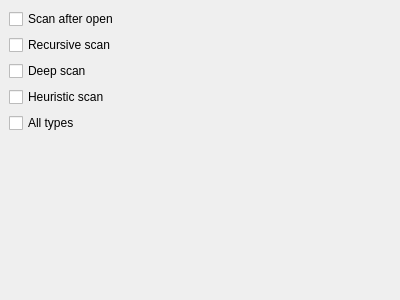
horsicq/StaticScan, file staticscanoptionswidget.ui: the form before one commit.
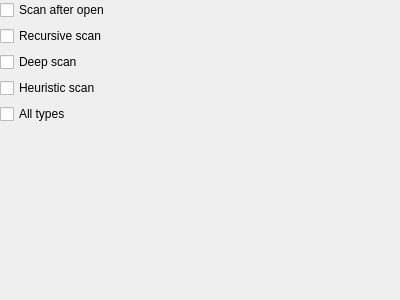
The form after the commit.

Patch:
```diff
--- a/staticscanoptionswidget.ui
+++ b/staticscanoptionswidget.ui
@@ -47,6 +47,18 @@
        </rect>
       </property>
       <layout class="QVBoxLayout" name="verticalLayout_2">
+       <property name="leftMargin">
+        <number>0</number>
+       </property>
+       <property name="topMargin">
+        <number>0</number>
+       </property>
+       <property name="rightMargin">
+        <number>0</number>
+       </property>
+       <property name="bottomMargin">
+        <number>0</number>
+       </property>
        <item>
         <widget class="QCheckBox" name="checkBoxScanAfterOpen">
          <property name="text">
```
